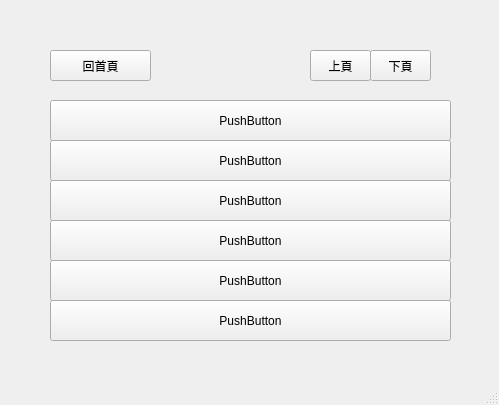
This is TitelTableUI.ui in jychen0611/SWProject as Qt 5 draws it before an edit. The edited form follows.
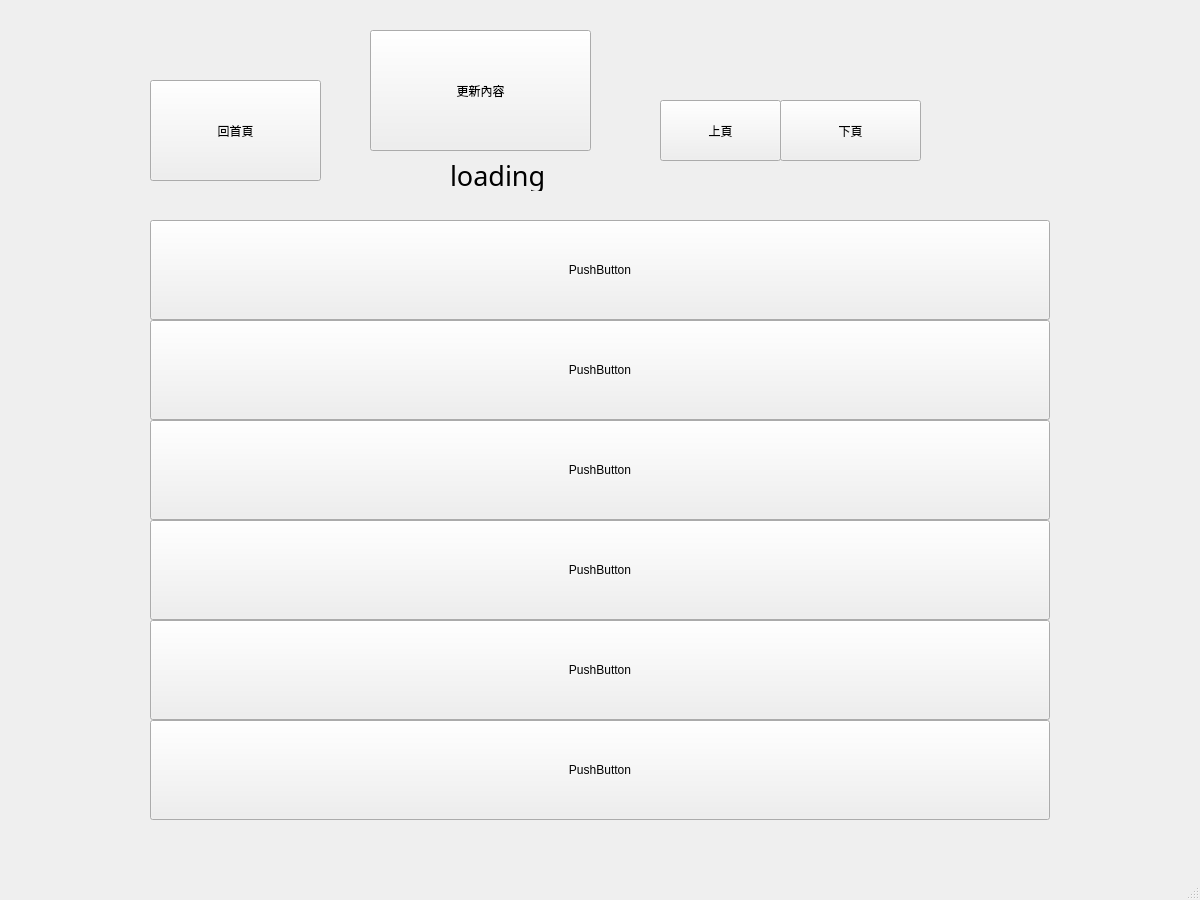
This is the edited form.

```diff
--- a/TitelTableUI.ui
+++ b/TitelTableUI.ui
@@ -6,8 +6,8 @@
    <rect>
     <x>0</x>
     <y>0</y>
-    <width>499</width>
-    <height>405</height>
+    <width>1200</width>
+    <height>900</height>
    </rect>
   </property>
   <property name="windowTitle">
@@ -17,10 +17,10 @@
    <widget class="QPushButton" name="pushButton_2">
     <property name="geometry">
      <rect>
-      <x>50</x>
-      <y>100</y>
-      <width>401</width>
-      <height>41</height>
+      <x>150</x>
+      <y>220</y>
+      <width>900</width>
+      <height>100</height>
      </rect>
     </property>
     <property name="text">
@@ -30,10 +30,10 @@
    <widget class="QPushButton" name="pushButton_3">
     <property name="geometry">
      <rect>
-      <x>50</x>
-      <y>140</y>
-      <width>401</width>
-      <height>41</height>
+      <x>150</x>
+      <y>320</y>
+      <width>900</width>
+      <height>100</height>
      </rect>
     </property>
     <property name="text">
@@ -43,10 +43,10 @@
    <widget class="QPushButton" name="pushButton_4">
     <property name="geometry">
      <rect>
-      <x>50</x>
-      <y>180</y>
-      <width>401</width>
-      <height>41</height>
+      <x>150</x>
+      <y>420</y>
+      <width>900</width>
+      <height>100</height>
      </rect>
     </property>
     <property name="text">
@@ -56,10 +56,10 @@
    <widget class="QPushButton" name="pushButton_5">
     <property name="geometry">
      <rect>
-      <x>50</x>
-      <y>220</y>
-      <width>401</width>
-      <height>41</height>
+      <x>150</x>
+      <y>520</y>
+      <width>900</width>
+      <height>100</height>
      </rect>
     </property>
     <property name="text">
@@ -69,10 +69,10 @@
    <widget class="QPushButton" name="pushButton_6">
     <property name="geometry">
      <rect>
-      <x>50</x>
-      <y>260</y>
-      <width>401</width>
-      <height>41</height>
+      <x>150</x>
+      <y>620</y>
+      <width>900</width>
+      <height>100</height>
      </rect>
     </property>
     <property name="text">
@@ -82,10 +82,10 @@
    <widget class="QPushButton" name="pushButton_7">
     <property name="geometry">
      <rect>
-      <x>50</x>
-      <y>300</y>
-      <width>401</width>
-      <height>41</height>
+      <x>150</x>
+      <y>720</y>
+      <width>900</width>
+      <height>100</height>
      </rect>
     </property>
     <property name="text">
@@ -95,10 +95,10 @@
    <widget class="QPushButton" name="pushButton">
     <property name="geometry">
      <rect>
-      <x>310</x>
-      <y>50</y>
-      <width>61</width>
-      <height>31</height>
+      <x>660</x>
+      <y>100</y>
+      <width>121</width>
+      <height>61</height>
      </rect>
     </property>
     <property name="text">
@@ -108,10 +108,10 @@
    <widget class="QPushButton" name="pushButton_8">
     <property name="geometry">
      <rect>
-      <x>370</x>
-      <y>50</y>
-      <width>61</width>
-      <height>31</height>
+      <x>780</x>
+      <y>100</y>
+      <width>141</width>
+      <height>61</height>
      </rect>
     </property>
     <property name="text">
@@ -121,16 +121,48 @@
    <widget class="QPushButton" name="pushButton_9">
     <property name="geometry">
      <rect>
-      <x>50</x>
-      <y>50</y>
-      <width>101</width>
-      <height>31</height>
+      <x>150</x>
+      <y>80</y>
+      <width>171</width>
+      <height>101</height>
      </rect>
     </property>
     <property name="text">
      <string>回首頁</string>
     </property>
    </widget>
+   <widget class="QPushButton" name="pushButton_update">
+    <property name="geometry">
+     <rect>
+      <x>370</x>
+      <y>30</y>
+      <width>221</width>
+      <height>121</height>
+     </rect>
+    </property>
+    <property name="text">
+     <string>更新內容</string>
+    </property>
+   </widget>
+   <widget class="QLabel" name="label_loading">
+    <property name="geometry">
+     <rect>
+      <x>450</x>
+      <y>160</y>
+      <width>191</width>
+      <height>31</height>
+     </rect>
+    </property>
+    <property name="font">
+     <font>
+      <family>Adobe 黑体 Std R</family>
+      <pointsize>20</pointsize>
+     </font>
+    </property>
+    <property name="text">
+     <string>loading</string>
+    </property>
+   </widget>
   </widget>
   <widget class="QMenuBar" name="menubar">
    <property name="geometry">
```
Left out of the diff: 6 changed lines with no effect on the pictures.
